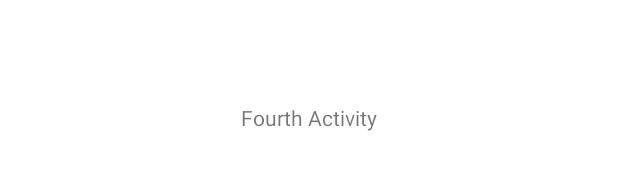
After one commit to LaurentBaj/CryptoApp, an Android app: the layout activity_fourth.xml on its own in the app's theme, with its tools: preview values and no code run, on a phone screen of 412 x 824 dp. The commit adds this screen. Shown: the part 501-671 px from the top of the screen. Run offline under Robolectric (Android 15) with nearby library versions, the phone set to English and light mode, and no system bars; network calls fail.

```diff
--- a/app/src/main/AndroidManifest.xml
+++ b/app/src/main/AndroidManifest.xml
@@ -11,8 +11,10 @@
         android:roundIcon="@drawable/prosperity"
         android:supportsRtl="true"
         android:theme="@style/Theme.AndroidExam">
-        <activity android:name=".SecondActivity"
-            android:label="BIT-FLUENT"></activity>
+        <activity android:name=".FourthActivity" />
+        <activity
+            android:name=".SecondActivity"
+            android:label="BIT-FLUENT" />
         <activity android:name=".SplashActivity">
             <intent-filter>
                 <action android:name="android.intent.action.MAIN" />
--- a/app/src/main/java/com/example/androidexam/viewmodel/SecondViewModel.kt
+++ b/app/src/main/java/com/example/androidexam/viewmodel/SecondViewModel.kt
@@ -8,7 +8,6 @@ import com.example.androidexam.repos.CryptoRepo
 import kotlinx.coroutines.Dispatchers
 import kotlinx.coroutines.launch
 import kotlinx.coroutines.withContext
-import okhttp3.Dispatcher
 
 class SecondViewModel : ViewModel() {
     val liveStats = MutableLiveData<List<CryptoStats>> (ArrayList<CryptoStats>())
--- /dev/null
+++ b/app/src/main/res/layout/activity_fourth.xml
@@ -0,0 +1,20 @@
+<?xml version="1.0" encoding="utf-8"?>
+<androidx.constraintlayout.widget.ConstraintLayout xmlns:android="http://schemas.android.com/apk/res/android"
+    xmlns:app="http://schemas.android.com/apk/res-auto"
+    xmlns:tools="http://schemas.android.com/tools"
+    android:layout_width="match_parent"
+    android:layout_height="match_parent"
+    tools:context=".FourthActivity">
+
+
+    <TextView
+        android:layout_width="wrap_content"
+        android:layout_height="wrap_content"
+        android:text="Fourth Activity"
+        app:layout_constraintBottom_toBottomOf="parent"
+        app:layout_constraintEnd_toEndOf="parent"
+        app:layout_constraintHorizontal_bias="0.5"
+        app:layout_constraintStart_toStartOf="parent"
+        app:layout_constraintTop_toTopOf="parent" />
+
+</androidx.constraintlayout.widget.ConstraintLayout>
```
Also changed, not shown: app/src/main/java/com/example/androidexam/FourthActivity.kt (added, +11 -0 lines), app/src/main/java/com/example/androidexam/SecondActivity.kt (+4 -3 lines), app/src/main/java/com/example/androidexam/adapters/CryptoListAdapter.kt (+11 -1 lines).
